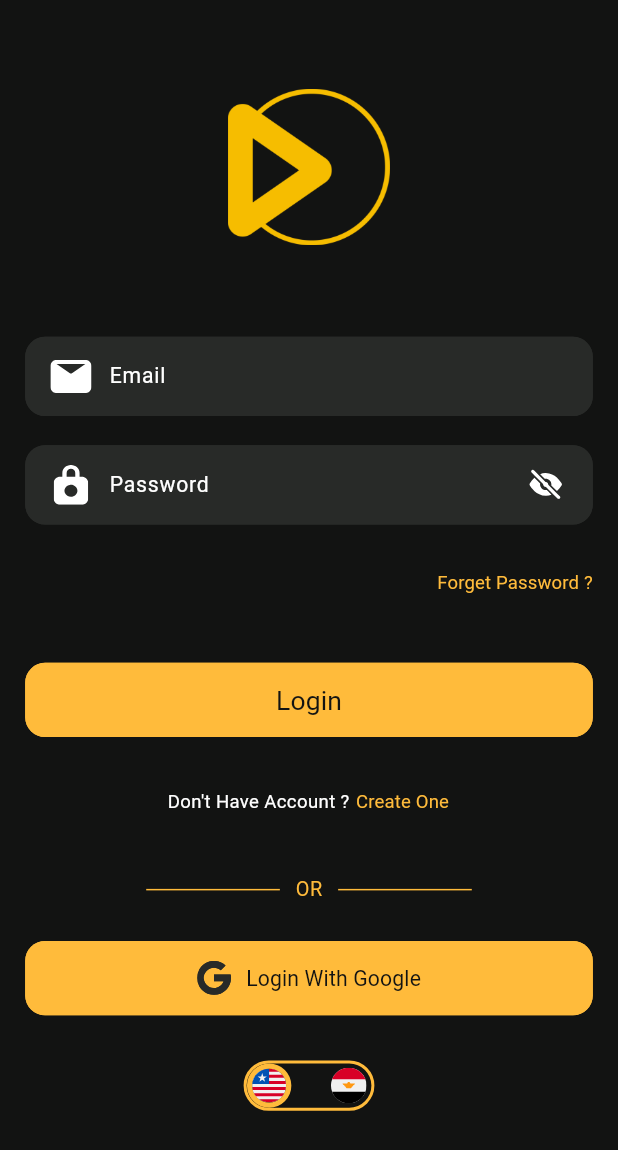
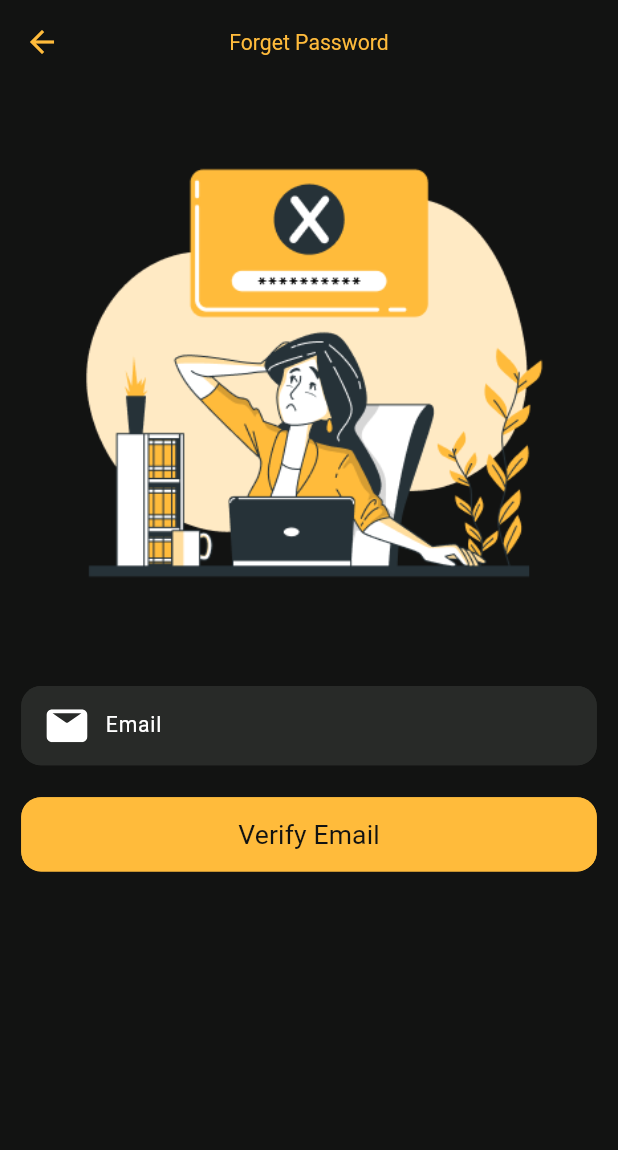
Before and after one commit to faridaossama022-arch/movies_app_team4, a Flutter app: the LoginScreen screen opened by its route, after a tap on "Forget Password ?", on a phone screen of 412 x 824 dp. Shown: the top 1150 px of the screen. Run offline on Flutter 3.47's test engine with Material 3 defaults, Android fonts, the phone set to English and light mode, and no system bars; our stand-ins replace flutter_screenutil, flutter_svg, google_fonts.

Commit message:
Add forget password screen UI and link it to login

```diff
--- a/lib/core/resources/assets_manager.dart
+++ b/lib/core/resources/assets_manager.dart
@@ -24,5 +24,6 @@ abstract final class AssetsManager {
   static const String avatar7 = "assets/images/avatar7.png";
   static const String avatar8 = "assets/images/avatar8.png";
   static const String avatar9 = "assets/images/avatar9.png";
+  static const String forgetPassword = "assets/images/forget_pass.png";
 
 }
--- a/lib/core/resources/routes_manager.dart
+++ b/lib/core/resources/routes_manager.dart
@@ -3,5 +3,5 @@ abstract final class RoutesManager {
   static const String onboardingRoute = "/onboarding";
   static const String loginRoute = "/login";
   static const String registerRoute = "/register";
-
+  static const String forgetPasswordRoute = "/forgetPassword";
 }
--- a/lib/core/resources/strings_manager.dart
+++ b/lib/core/resources/strings_manager.dart
@@ -39,4 +39,6 @@ abstract final class StringsManager {
   static const String passwordNotMatch = "Passwords don't match";
   static const String phoneEmpty = "Phone number can't be empty";
   static const String phoneInvalid = "Invalid phone number";
+  static const String forgetPasswordTitle = "Forget Password";
+  static const String verifyEmail = "Verify Email";
 }
--- a/lib/main.dart
+++ b/lib/main.dart
@@ -1,6 +1,7 @@
 import 'package:flutter/material.dart';
 import 'package:flutter_screenutil/flutter_screenutil.dart';
 import 'package:movie_app/core/resources/routes_manager.dart';
+import 'package:movie_app/ui/forget_password/screen/forget_password_screen.dart';
 import 'package:movie_app/ui/login/screen/login_screen.dart';
 import 'package:movie_app/ui/onboarding/screen/onboarding_screen.dart';
 import 'package:movie_app/ui/register/screen/register_screen.dart';
@@ -27,6 +28,7 @@ class MyApp extends StatelessWidget {
           RoutesManager.onboardingRoute: (_) => OnboardingScreen(),
           RoutesManager.loginRoute: (_) => LoginScreen(),
           RoutesManager.registerRoute: (_) => RegisterScreen(),
+          RoutesManager.forgetPasswordRoute: (_) => ForgetPasswordScreen(),
         },
         initialRoute: RoutesManager.splashRoute,
       ),
--- /dev/null
+++ b/lib/ui/forget_password/screen/forget_password_screen.dart
@@ -0,0 +1,110 @@
+import 'package:flutter/material.dart';
+import 'package:flutter_screenutil/flutter_screenutil.dart';
+import 'package:google_fonts/google_fonts.dart';
+import 'package:movie_app/core/resources/app_constants.dart';
+import 'package:movie_app/core/resources/assets_manager.dart';
+import 'package:movie_app/core/resources/colors_manager.dart';
+import 'package:movie_app/core/resources/strings_manager.dart';
+import 'package:movie_app/core/reusable_components/custom_button.dart';
+import 'package:movie_app/core/reusable_components/custom_field.dart';
+
+class ForgetPasswordScreen extends StatefulWidget {
+  const ForgetPasswordScreen({super.key});
+
+  @override
+  State<ForgetPasswordScreen> createState() => _ForgetPasswordScreenState();
+}
+
+class _ForgetPasswordScreenState extends State<ForgetPasswordScreen> {
+  GlobalKey<FormState> formKey = GlobalKey<FormState>();
+  late TextEditingController emailController;
+
+  @override
+  void initState() {
+    super.initState();
+    emailController = TextEditingController();
+  }
+
+  @override
+  void dispose() {
+    emailController.dispose();
+    super.dispose();
+  }
+
+  @override
+  Widget build(BuildContext context) {
+    return Scaffold(
+      backgroundColor: ColorsManager.black,
+      appBar: AppBar(
+        backgroundColor: ColorsManager.black,
+        scrolledUnderElevation: 0,
+        centerTitle: true,
+        leading: IconButton(
+          onPressed: () {
+            Navigator.pop(context);
+          },
+          icon: Icon(Icons.arrow_back, color: ColorsManager.yellow),
+        ),
+        title: Text(
+          StringsManager.forgetPasswordTitle,
+          style: GoogleFonts.roboto(
+            fontSize: 16.sp,
+            fontWeight: FontWeight.w400,
+            color: ColorsManager.yellow,
+          ),
+        ),
+      ),
+      body: Form(
+        key: formKey,
+        child: SingleChildScrollView(
+          child: Column(
+            children: [
+              Image.asset(
+                AssetsManager.forgetPassword,
+                width: 430.w,
+                height: 430.h,
+                fit: BoxFit.contain,
+              ),
+              SizedBox(height: 24.h),
+              Padding(
+                padding: REdgeInsets.symmetric(horizontal: 16),
+                child: Column(
+                  children: [
+                    CustomField(
+                      hint: StringsManager.email,
+                      prefixPath: AssetsManager.email,
+                      controller: emailController,
+                      keyboard: TextInputType.emailAddress,
+                      validation: (value) {
+                        if (value == null || value.isEmpty) {
+                          return StringsManager.emailEmpty;
+                        }
+                        if (!RegExp(AppConstants.emailRegex).hasMatch(value)) {
+                          return StringsManager.emailInvalid;
+                        }
+                        return null;
+                      },
+                    ),
+                    SizedBox(height: 24.h),
+                    CustomButton(
+                      title: StringsManager.verifyEmail,
+                      height: 56,
+                      textStyle: GoogleFonts.roboto(
+                        fontSize: 20.sp,
+                        fontWeight: FontWeight.w400,
+                        color: ColorsManager.black,
+                      ),
+                      onClick: () {
+                        if (formKey.currentState?.validate() ?? false) {}
+                      },
+                    ),
+                  ],
+                ),
+              ),
+            ],
+          ),
+        ),
+      ),
+    );
+  }
+}
--- a/lib/ui/login/screen/login_screen.dart
+++ b/lib/ui/login/screen/login_screen.dart
@@ -87,7 +87,9 @@ class _LoginScreenState extends State<LoginScreen> {
                 Align(
                   alignment: Alignment.centerRight,
                   child: TextButton(
-                    onPressed: () {},
+                    onPressed: () {
+                      Navigator.pushNamed(context, RoutesManager.forgetPasswordRoute);
+                    },
                     style: TextButton.styleFrom(padding: EdgeInsets.zero),
                     child: Text(
                       StringsManager.forgetPassword,
```
Also changed, not shown: assets/images/forget_pass.png (added).
